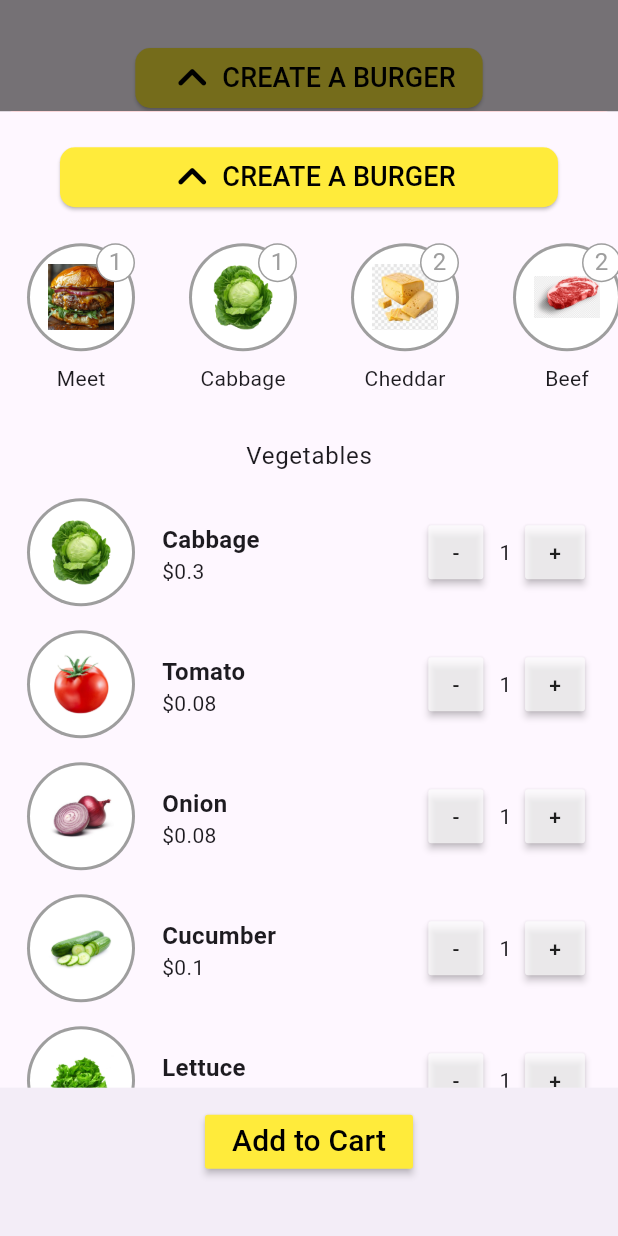
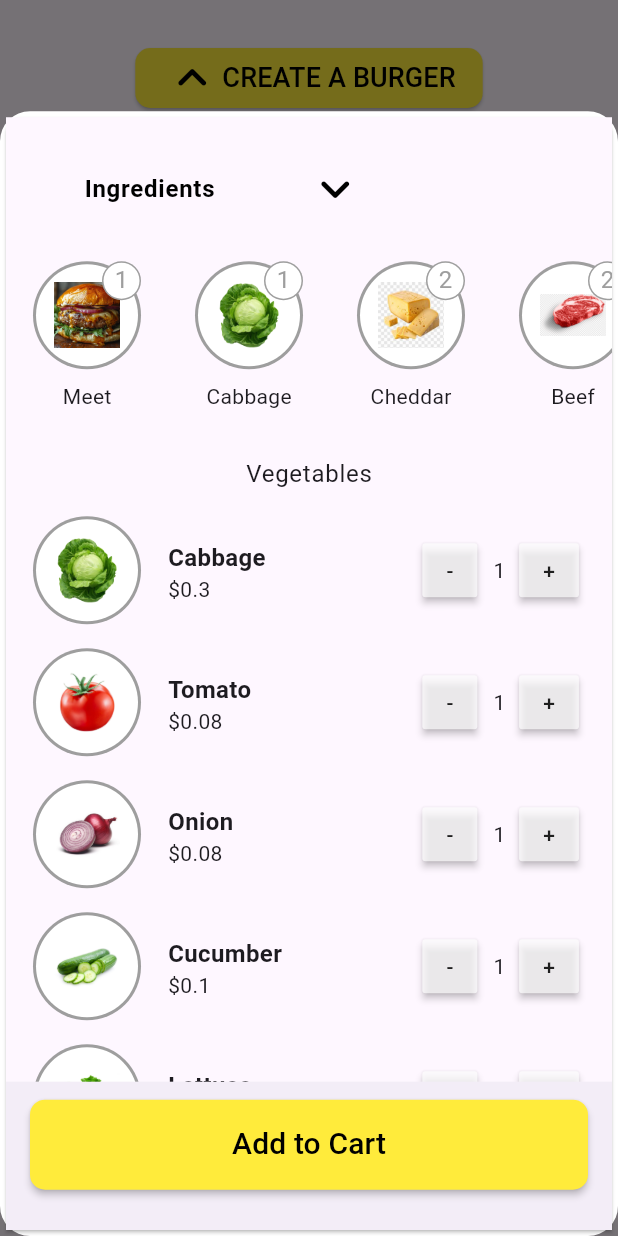
Before and after one commit to JoelEspinal/burger_app, a Flutter app: the IngredientsheetBottomMenu widget shown alone on an empty page, opened directly, after a tap on "CREATE A BURGER", on a phone screen of 412 x 824 dp. Run offline on Flutter 3.47's test engine with Material 3 defaults, Android fonts, the light colour scheme and no system bars.

Commit message:
Fix bottom sheet rounded shape

```diff
--- a/lib/main.dart
+++ b/lib/main.dart
@@ -15,7 +15,7 @@ class MyApp extends StatelessWidget {
           backgroundColor: Colors.white,
           shape: RoundedRectangleBorder(
             borderRadius: BorderRadius.vertical(
-              top: Radius.circular(10),
+              top: Radius.circular(20),
             ),
           ),
         ),
--- a/lib/src/widgets/ingredients_bottom_menu.dart
+++ b/lib/src/widgets/ingredients_bottom_menu.dart
@@ -14,7 +14,7 @@ class _IngredientsheetBottomMenuState extends State<IngredientsheetBottomMenu> {
   Widget build(BuildContext context) {
     Size screenSize = MediaQuery.of(context).size;
     double height = screenSize.height;
-    double sheetHeight = height * 0.12;
+    double sheetHeight = height * 0.15;
 
     return Container(
       width: double.infinity,
@@ -42,19 +42,17 @@ class _IngredientsheetBottomMenuState extends State<IngredientsheetBottomMenu> {
     showModalBottomSheet(
       context: context,
       isScrollControlled: true,
-      shape: const RoundedRectangleBorder(
-        borderRadius: BorderRadius.vertical(
-          top: Radius.circular(10),
-        ),
+      shape: RoundedRectangleBorder(
+        borderRadius: BorderRadius.circular(20.0),
       ),
       builder: (BuildContext context) {
         return FractionallySizedBox(
           heightFactor: 0.91,
           child: Container(
-            decoration: const BoxDecoration(
-              color: Colors.red,
-              borderRadius: BorderRadius.vertical(top: Radius.circular(10.0)),
-            ),
+            // decoration: const BoxDecoration(
+            //   color: Colors.red,
+            //   borderRadius: BorderRadius.vertical(top: Radius.circular(10.0)),
+            // ),
             child: IngredientSheet(),
           ),
         );
--- a/lib/src/widgets/ingredients_sheet.dart
+++ b/lib/src/widgets/ingredients_sheet.dart
@@ -38,16 +38,66 @@ class IngredientSheet extends StatelessWidget {
   @override
   Widget build(BuildContext context) {
     final height = MediaQuery.of(context).size.height;
-    return Scaffold(
+    return Card(
+      shape: const RoundedRectangleBorder(
+        borderRadius: BorderRadius.vertical(top: Radius.circular(10.0)),
+      ),
+      child: Scaffold(
+        bottomNavigationBar: BottomAppBar(
+          height: height * 0.12,
+          child: Column(
+            children: [
+              MaterialButton(
+                minWidth: double.infinity,
+                height: 60.0,
+                shape: RoundedRectangleBorder(
+                  borderRadius: BorderRadius.circular(10.0),
+                ),
+                color: Colors.yellow,
+                padding: const EdgeInsets.symmetric(horizontal: 18.0),
+                child: const Text(
+                  'Add to Cart',
+                  style: TextStyle(
+                    fontSize: 20,
+                    color: Colors.black,
+                  ),
+                ),
+                onPressed: () => {
+                  Navigator.of(context).pop(),
+                },
+              ),
+            ],
+          ),
+        ),
         body: ListView(
           shrinkWrap: true,
-
           children: [
-          Padding(
-            padding:
-                const EdgeInsets.symmetric(vertical: 10.0, horizontal: 20.0),
-            child: IngredientsButtonWidget(
-                onPressed: () => Navigator.of(context).pop()),
+            const SizedBox(
+              height: 20.0,
+            ),
+            Row(
+              mainAxisAlignment: MainAxisAlignment.spaceEvenly,
+              children: [
+                Text(
+                  'Ingredients',
+                  style: Theme.of(context).textTheme.bodyLarge?.copyWith(
+                        color: Colors.black,
+                        fontWeight: FontWeight.bold,
+                      ),
+                ),
+                IconButton(
+                  onPressed: () {
+                    Navigator.of(context).pop();
+                  },
+                  icon: const Icon(Icons.expand_more_rounded,
+                      color: Colors.black, size: 40.0),
+                ),
+                Container(),
+                Container(),
+              ],
+            ),
+            const SizedBox(
+              height: 20.0,
             ),
             SizedBox(
               // width: _width * 0.8,
@@ -70,24 +120,6 @@ class IngredientSheet extends StatelessWidget {
           ],
           // ),
         ),
-      bottomNavigationBar: BottomAppBar(
-        height: height * 0.12,
-        child: Column(
-          children: [
-            MaterialButton(
-              color: Colors.yellow,
-              padding: const EdgeInsets.symmetric(horizontal: 18.0),
-              child: const Text(
-                'Add to Cart',
-                style: TextStyle(
-                  fontSize: 20,
-                  color: Colors.black,
-                ),
-              ),
-              onPressed: () => {},
-            ),
-          ],
-        ),
       ),
     );
   }
```
Also changed, not shown: lib/src/pages.dart/detail_page.dart (+73 -61 lines), 4 other files. Lines whose indentation alone changed are shown as unchanged.
